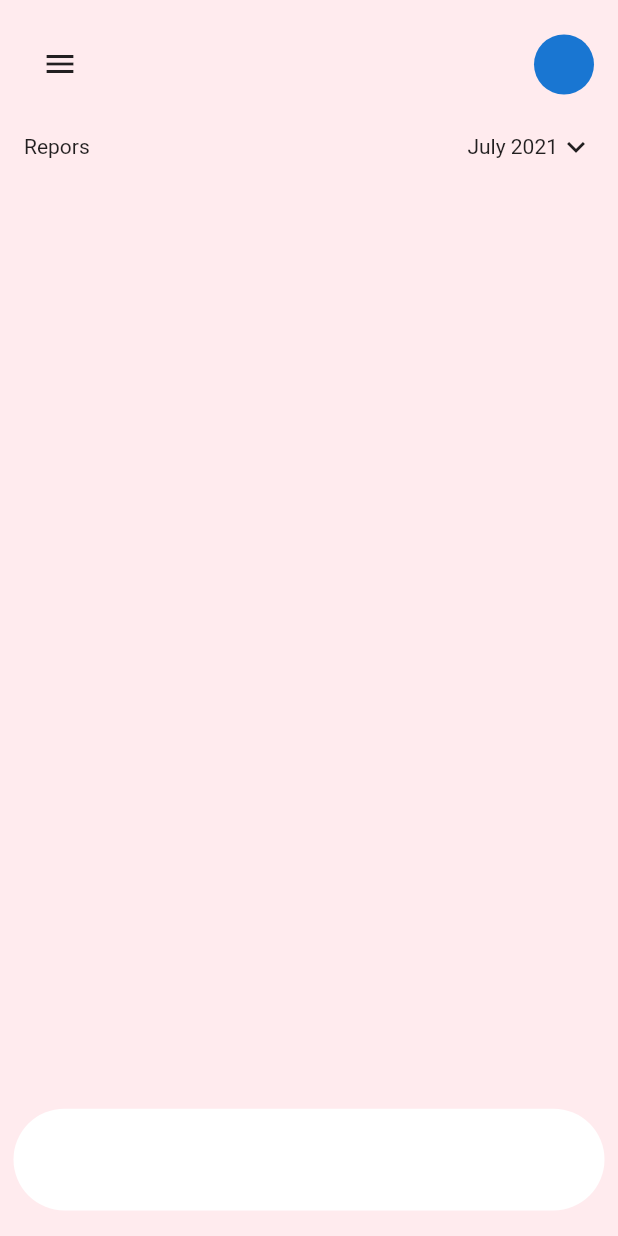
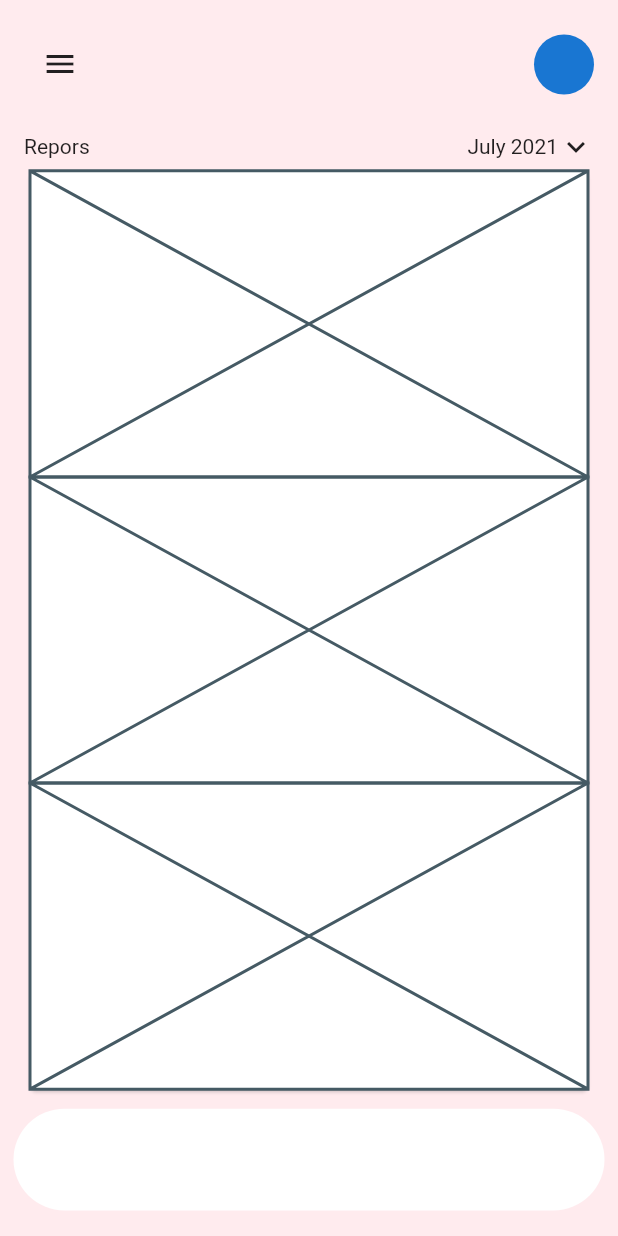
Before and after one commit to JAICHANGPARK/flutter_notebook_11th_story, a Flutter app: the screen it shows after launch, on a phone screen of 412 x 824 dp. Run offline on Flutter 3.47's test engine with Material 2 defaults, Android fonts, the phone set to English and light mode, and no system bars; our stand-ins replace backdrop, badges, flutter_inner_drawer, flutter_slidable, flutter_swiper, google_fonts.

Commit message:
Update bank_balance_page.dart

```diff
--- a/lib/ep749_bank_app/ui/bank_balance_page.dart
+++ b/lib/ep749_bank_app/ui/bank_balance_page.dart
@@ -43,7 +43,16 @@ class _BankBalancePageState extends State<BankBalancePage> {
                       Text("July 2021"),
                       Icon(Icons.keyboard_arrow_down_outlined),
                     ],
-                  )
+                  ),
+                  Expanded(child: Card(
+                    child: Column(
+                      children: [
+                        Expanded(child: Placeholder()),
+                        Expanded(child: Placeholder()),
+                        Expanded(child: Placeholder()),
+                      ],
+                    ),
+                  )),
                 ],
               ),
             )),
```
